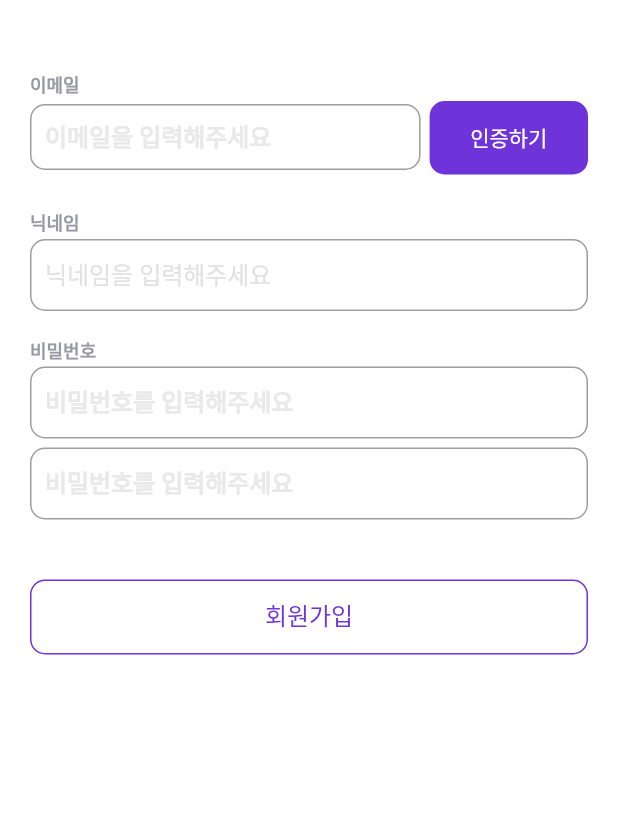
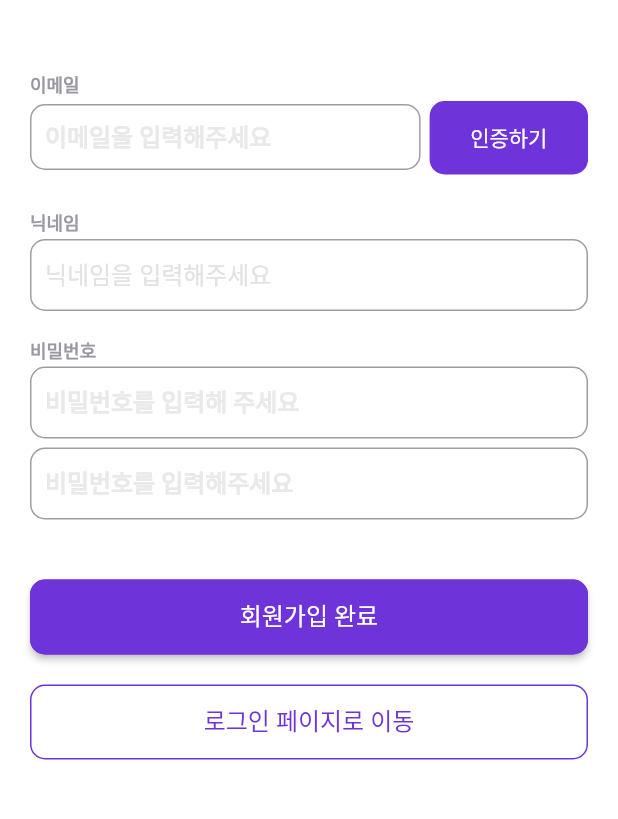
Before and after one commit to Lee-na-yun/final5th-project-frontend, a Flutter app: the screen it shows after launch, after a tap on "회원가입", on a phone screen of 412 x 824 dp, the part 55-874 px from its top. Run offline on Flutter 3.47's test engine with Material 2 defaults, Android fonts, the phone set to English and light mode, and no system bars; our stand-ins replace carousel_slider, cloud_firestore, firebase_core, flutter_riverpod, flutter_secure_storage, flutter_slidable and 9 more; missing offline and left inert: dart:ffi, favorite_button, remedi_kopo; accounts and stored records are empty; network calls fail.

Commit message:
[ MERGE ] Setting SW (#45)

```diff
--- a/lib/core/util/constant/move.dart
+++ b/lib/core/util/constant/move.dart
@@ -5,6 +5,7 @@ import '../../../view/pages/main/login/join_page.dart';
 import '../../../view/pages/main/login/login_page.dart';
 import '../../../view/pages/main/main_page.dart';
 import '../../../view/pages/main/mypage/mypage_main_page.dart';
+import '../../../view/pages/schedule/write_schedule_page.dart';
 
 class Move {
   static String homePage = "/home";
@@ -13,6 +14,7 @@ class Move {
   //수정필요 API 컨트롤러 문서 보고 작성할 것
   static String joinPage = "/join";
   static String myPage = "/myPage";
+  static String writePage = "/write";
 }
 
 GlobalKey<NavigatorState> navigatorKey = GlobalKey<NavigatorState>();
@@ -21,7 +23,7 @@ Map<String, Widget Function(BuildContext)> getRouters() {
     Move.joinPage: (context) => JoinPage(),
     Move.loginPage: (context) => LoginPage(),
     Move.homePage: (context) => MainPage(),
-    Move.homePage: (context) => MainPage(),
+    Move.writePage: (context) => WriteSchedule(context: context),
     Move.findPassword: (context) => FindPasswordPage(),
     Move.myPage: (context) => const MyPageMainPage(),
   };
--- a/lib/main.dart
+++ b/lib/main.dart
@@ -3,16 +3,9 @@ import 'package:flutter/material.dart';
 import 'package:flutter_riverpod/flutter_riverpod.dart';
 import 'package:intl/date_symbol_data_local.dart';
 import 'package:riverpod_firestore_steam1/firebase_options.dart';
-import 'package:riverpod_firestore_steam1/view/pages/main/home/notice_page.dart';
-import 'package:riverpod_firestore_steam1/view/pages/main/login/join_page.dart';
-import 'package:riverpod_firestore_steam1/view/pages/main/login/login_page.dart';
-import 'package:riverpod_firestore_steam1/view/pages/main/main_page.dart';
-import 'package:riverpod_firestore_steam1/view/pages/main/mypage/mypage_main_page.dart';
-import 'package:riverpod_firestore_steam1/view/pages/schedule/write_schedule_page.dart';
-
 import 'core/routes.dart';
 import 'core/theme.dart';
-import 'view/pages/main/login/find_password_page.dart';
+import 'core/util/constant/move.dart';
 
 void main() async {
   WidgetsFlutterBinding.ensureInitialized();
@@ -26,7 +19,7 @@ void main() async {
   );
 }
 
-final navigatorKey = GlobalKey<NavigatorState>();
+//final navigatorKey = GlobalKey<NavigatorState>();
 
 class MyApp extends StatelessWidget {
   const MyApp({super.key});
@@ -36,19 +29,11 @@ class MyApp extends StatelessWidget {
     return GestureDetector(
       onTap: () => FocusManager.instance.primaryFocus?.unfocus(),
       child: MaterialApp(
+        navigatorKey: navigatorKey,
         debugShowCheckedModeBanner: false,
         theme: theme(),
         initialRoute: Routers.loginForm,
-        routes: {
-          //"/stack_test": (context) => StackTestPage(),
-          "/login": (context) => LoginPage(),
-          "/join": (context) => JoinPage(),
-          "/findPassword": (context) => FindPasswordPage(),
-          "/home": (context) => MainPage(),
-          "/mypage": (context) => MyPageMainPage(),
-          "/notice": (context) => NoticePage(),
-          "/write_form": (context) => WriteSchedule(context: context),
-        },
+        routes: getRouters(),
         title: "TODOFRIENDS",
       ),
     );
--- a/lib/view/pages/main/components/default_button.dart
+++ b/lib/view/pages/main/components/default_button.dart
@@ -20,10 +20,7 @@ class DefaultButton extends StatelessWidget {
   Widget build(BuildContext context) {
     return Center(
       child: ElevatedButton(
-        onPressed: () {
-          funPageRoute;
-          Navigator.pushNamed(context, "${routes}");
-        },
+        onPressed: funPageRoute,
         style: ElevatedButton.styleFrom(
           shape: RoundedRectangleBorder(
             borderRadius: BorderRadius.circular(10),
--- /dev/null
+++ b/lib/view/pages/main/login/components/custom_elevated_button.dart
@@ -0,0 +1,26 @@
+import 'package:flutter/material.dart';
+
+import '../../../../../core/theme.dart';
+
+class CustomElevatedButton extends StatelessWidget {
+  final String text;
+
+  final funPageRoute;
+
+  const CustomElevatedButton({required this.text, required this.funPageRoute});
+
+  @override
+  Widget build(BuildContext context) {
+    return ElevatedButton(
+      style: OutlinedButton.styleFrom(
+        shape: RoundedRectangleBorder(
+          borderRadius: BorderRadius.circular(10),
+        ),
+        minimumSize: Size(double.infinity, 50),
+        side: BorderSide(color: theme().primaryColor, width: 1),
+      ),
+      onPressed: funPageRoute,
+      child: Text("$text", style: textTheme(weight: FontWeight.w500).headline2),
+    );
+  }
+}
--- a/lib/view/pages/main/login/components/custom_password_form.dart
+++ b/lib/view/pages/main/login/components/custom_password_form.dart
@@ -23,6 +23,8 @@ class CustomPasswordForm extends StatelessWidget {
         ),
         SizedBox(height: 2),
         TextFormField(
+          controller: controllerInput,
+
           validator: funValidator,
           decoration: InputDecoration(
               hintText: "${hintText}",
--- a/lib/view/pages/main/login/components/line_button.dart
+++ b/lib/view/pages/main/login/components/line_button.dart
@@ -15,7 +15,7 @@ class LineButton extends StatelessWidget {
         onPressed: () {
           funPageRoute;
           Logger().d("회원가입 버튼이 눌러짐 $funPageRoute");
-          Navigator.pushNamed(context, "${routes}");
+          Navigator.popAndPushNamed(context, routes);
         },
         style: OutlinedButton.styleFrom(
           shape: RoundedRectangleBorder(
--- a/lib/view/pages/main/login/join_page.dart
+++ b/lib/view/pages/main/login/join_page.dart
@@ -1,29 +1,35 @@
 import 'package:flutter/material.dart';
+import 'package:flutter_riverpod/flutter_riverpod.dart';
 import 'package:google_fonts/google_fonts.dart';
+import 'package:riverpod_firestore_steam1/contoller/user_controller.dart';
 import 'package:riverpod_firestore_steam1/core/theme.dart';
 import 'package:riverpod_firestore_steam1/core/util/validator_util.dart';
+import 'package:riverpod_firestore_steam1/view/pages/main/login/components/custom_elevated_button.dart';
 import 'package:riverpod_firestore_steam1/view/pages/main/login/components/custom_form.dart';
 import 'package:riverpod_firestore_steam1/view/pages/main/login/components/custom_password_form.dart';
 import 'package:riverpod_firestore_steam1/view/pages/main/login/components/line_button.dart';
 
+import '../../../../core/util/constant/move.dart';
 import '../components/line_app_bar.dart';
+import 'components/custom_text_form.dart';
 
-class JoinPage extends StatelessWidget {
+class JoinPage extends ConsumerWidget {
   JoinPage({Key? key}) : super(key: key);
   //컴포넌트화에 조금더 심혈을 기울어야 했음 완전 뒤죽박죽
   final pwVali = validatePassword();
-  final emailVali = validatePassword();
+  final emailVali = validateEmail();
 
   final _formKey = GlobalKey<FormState>();
 
   //입력된 값 정리 해주기 위해서
-  final _username = TextEditingController(); // 추가
-  final _password = TextEditingController(); // 추가
+  final _password1 = TextEditingController(); // 추가
+  final _password2 = TextEditingController(); // 추가
   final _email = TextEditingController(); // 추가
   final _nickname = TextEditingController(); // 추가
 
   @override
-  Widget build(BuildContext context) {
+  Widget build(BuildContext contextm, WidgetRef _ref) {
+    final uContrl = _ref.read(userController);
     return Scaffold(
       appBar: PreferredSize(
         preferredSize: Size.fromHeight(55),
@@ -31,7 +37,13 @@ class JoinPage extends StatelessWidget {
       ),
       body: Padding(
         padding: EdgeInsets.symmetric(horizontal: 20),
-        child: Form(
+        child: _buildJoinForm(uContrl),
+      ),
+    );
+  }
+
+  Form _buildJoinForm(UserController uContrl) {
+    return Form(
       key: _formKey,
       child: ListView(
         children: [
@@ -48,17 +60,23 @@ class JoinPage extends StatelessWidget {
             controllerInput: _nickname,
           ),
           SizedBox(height: 18),
-              _buildPasswordForm(
-                pwVali,
-                _password,
-              ),
+          _buildPasswordForm(pwVali, _password1, _password2),
           SizedBox(height: 40),
-              LineButton("회원가입", "/login", funPageRoute: () async {
-                if (_formKey.currentState!.validate()) {}
+          CustomElevatedButton(
+              text: "회원가입 완료",
+              funPageRoute: () async {
+                if (_formKey.currentState!.validate()) {
+                  // 추가
+                  uContrl.join(
+                    username: _email.text.trim(),
+                    password: _password1.text.trim(),
+                    email: _email.text.trim(),
+                  );
+                }
               }),
+          SizedBox(height: 20),
+          LineButton("로그인 페이지로 이동", Move.loginPage)
         ],
-          ),
-        ),
       ),
     );
   }
@@ -84,12 +102,12 @@ class JoinPage extends StatelessWidget {
                 child: TextFormField(
                   controller: _controllerInput,
                   validator: emailValidate,
-                  decoration: new InputDecoration(
+                  decoration: InputDecoration(
                     hintText: "이메일을 입력해주세요",
                     contentPadding: EdgeInsets.only(top: 12, bottom: 12, left: 10),
                     isDense: true,
-                    border: new OutlineInputBorder(
-                      borderSide: new BorderSide(
+                    border: OutlineInputBorder(
+                      borderSide: BorderSide(
                         color: Color(0xffe2e2e2),
                       ),
                       borderRadius: BorderRadius.circular(10),
@@ -126,20 +144,39 @@ class JoinPage extends StatelessWidget {
     );
   }
 
-  Column _buildPasswordForm(pwValidate, _controllerInput) {
+  Column _buildPasswordForm(pwValidate, _controllerInput1, _controllerInput2) {
     return Column(
+      crossAxisAlignment: CrossAxisAlignment.start,
       children: [
-        //텍스트 필드 난무
-        CustomPasswordForm(
+        Text(
           "비밀번호",
-          "비밀번호를 입력해주세요",
-          funValidator: validatePassword(),
-          controllerInput: _controllerInput,
+          style: textTheme(color: kchacholGreyColor(), weight: FontWeight.w700).bodyText1,
+        ),
+        SizedBox(height: 2),
+        TextFormField(
+          controller: _controllerInput1,
+          validator: pwValidate,
+          decoration: InputDecoration(
+              hintText: "비밀번호를 입력해 주세요",
+              contentPadding: const EdgeInsets.fromLTRB(10, 14, double.minPositive, 14),
+              border: OutlineInputBorder(
+                borderRadius: BorderRadius.circular(10),
+                borderSide: BorderSide(color: kmidGreyColor(), width: 1.0),
+              ),
+              hintStyle: textTheme(color: kmidGreyColor(), weight: FontWeight.bold).headline2),
+          obscureText: true,
         ),
         SizedBox(height: 6),
         TextFormField(
-          controller: _controllerInput,
-          validator: pwValidate,
+          controller: _controllerInput2,
+          validator: (value) {
+            if (value!.isEmpty) {
+              return "비밀번호를 재 입력해 주세요";
+            } else if (_password1.text != _password2.text) {
+              return "두 비밀번호가 일치하지 않습니다";
+            }
+            return null;
+          },
           decoration: InputDecoration(
             hintText: "비밀번호를 입력해주세요",
             contentPadding: const EdgeInsets.fromLTRB(10, 14, double.minPositive, 14),
--- a/lib/view/pages/main/login/login_page.dart
+++ b/lib/view/pages/main/login/login_page.dart
@@ -1,30 +1,33 @@
 import 'package:flutter/material.dart';
+import 'package:flutter_riverpod/flutter_riverpod.dart';
 import 'package:google_fonts/google_fonts.dart';
+import 'package:riverpod_firestore_steam1/contoller/user_controller.dart';
 import 'package:riverpod_firestore_steam1/core/theme.dart';
 import 'package:riverpod_firestore_steam1/core/util/validator_util.dart';
+import 'package:riverpod_firestore_steam1/view/pages/main/login/components/custom_elevated_button.dart';
 import 'package:riverpod_firestore_steam1/view/pages/main/login/components/custom_form.dart';
 import 'package:riverpod_firestore_steam1/view/pages/main/login/components/custom_password_form.dart';
 import 'package:riverpod_firestore_steam1/view/pages/main/login/components/line_button.dart';
 
+import '../../../../core/util/constant/move.dart';
 import '../components/default_button.dart';
 
-class LoginPage extends StatelessWidget {
+class LoginPage extends ConsumerWidget {
   final _formkey = GlobalKey<FormState>();
-  final _username = TextEditingController(); // 추가
+  final _email = TextEditingController(); // 추가
   final _password = TextEditingController(); // 추가
-  final _email = TextEditingController(); // 추가
-  final _nickname = TextEditingController(); // 추가
 
   LoginPage({Key? key}) : super(key: key);
 
   @override
-  Widget build(BuildContext context) {
+  Widget build(BuildContext context, WidgetRef _ref) {
+    final uContrl = _ref.read(userController);
     return Scaffold(
-      body: _buildLoginPage(context),
+      body: _buildLoginPage(context, uContrl),
     );
   }
 
-  Padding _buildLoginPage(BuildContext context) {
+  Padding _buildLoginPage(BuildContext context, uContrl) {
     return Padding(
       padding: EdgeInsets.symmetric(horizontal: 20),
       child: ListView(
@@ -43,13 +46,13 @@ class LoginPage extends StatelessWidget {
               ),
             ),
           ),
-          _joinForm(context),
+          _joinForm(context, uContrl),
         ],
       ),
     );
   }
 
-  Widget _joinForm(BuildContext context) {
+  Widget _joinForm(BuildContext context, UserController uC) {
     return Column(
       children: [
         SizedBox(height: 70),
@@ -67,23 +70,19 @@ class LoginPage extends StatelessWidget {
           controllerInput: _password,
         ),
         SizedBox(height: 40),
-        DefaultButton(
-            routes: "/home",
-            btnText: "로그인",
+        CustomElevatedButton(
+            text: "로그인",
             funPageRoute: () async {
-              if (_formkey.currentState!.validate()) {}
+              if (_formkey.currentState!.validate()) {
+                // 추가
+                uC.login(username: _email.text.trim(), password: _password.text.trim());
+              }
             }),
         SizedBox(height: 14),
-        LineButton(
-          "회원가입",
-          "/join",
-          funPageRoute: () async {
-            if (_formkey.currentState!.validate()) {}
-          },
-        ),
+        LineButton("회원가입", Move.joinPage),
         TextButton(
           onPressed: () {
-            Navigator.pushNamed(context, "/findPassword");
+            Navigator.pushNamed(context, Move.findPassword);
           },
           child: Text(
             "비밀번호 찾기",
--- a/lib/view/pages/main/main_page.dart
+++ b/lib/view/pages/main/main_page.dart
@@ -1,6 +1,7 @@
 import 'package:flutter/material.dart';
 import 'package:intl/intl.dart';
 import 'package:riverpod_firestore_steam1/core/theme.dart';
+import '../../../core/util/constant/move.dart';
 import '../../../models/test/todo.dart';
 import 'components/default_button.dart';
 import 'login/components/line_button.dart';
@@ -121,7 +122,7 @@ class _MainPageState extends State<MainPage> {
                   SizedBox(
                     width: 320,
                     height: 40,
-                    child: LineButton("스케줄 만들기", "/write_form"),
+                    child: LineButton("스케줄 만들기", Move.writePage),
                   ),
                   SizedBox(
                     height: 25,
```
Also changed, not shown: lib/contoller/user_controller.dart (+13 -19 lines), lib/models/user/user.dart (+35 -3 lines), lib/view/pages/main/login/components/custom_text_form.dart (added, +43 -0 lines), lib/view/pages/main/login/components/custom_textarea.dart (added, +38 -0 lines), lib/core/style.dart (line endings or trailing spaces). Lines whose indentation alone changed are shown as unchanged.
